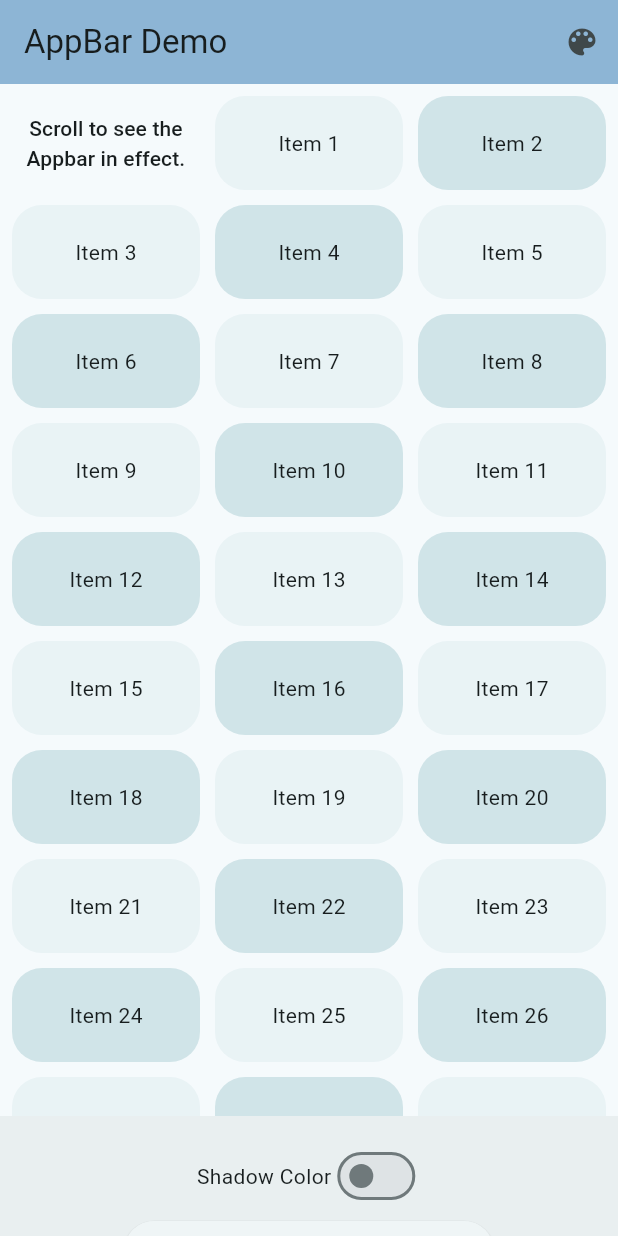
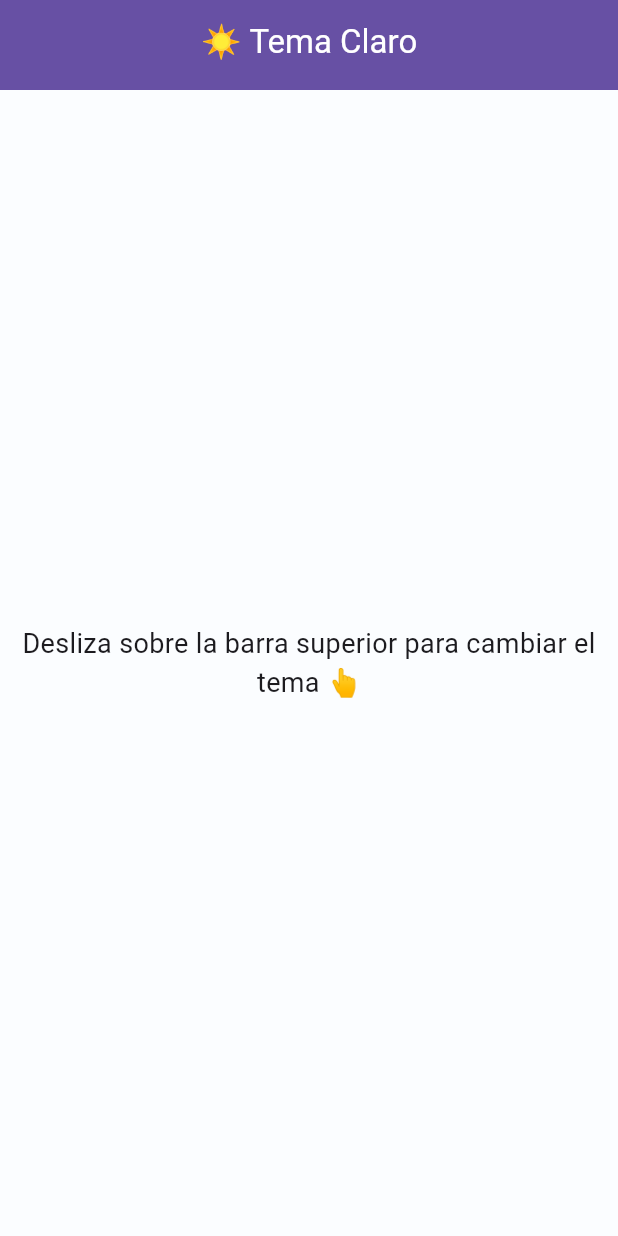
Before and after one commit to DiegoE0/proyectoflutter, a Flutter app: the screen it shows after launch, on a phone screen of 412 x 824 dp. Run offline on Flutter 3.47's test engine with Material 3 defaults, Android fonts, the phone set to English and light mode, and no system bars.

Commit message:
ejercicio 5

```diff
--- a/lib/main.dart
+++ b/lib/main.dart
@@ -1,162 +1,105 @@
 import 'package:flutter/material.dart';
 
-/// Flutter code sample for [AppBar] with dynamic color, SnackBar, and Switch.
+void main() {
+  runApp(const MyApp());
+}
 
-final List<int> _items = List<int>.generate(51, (int index) => index);
+class MyApp extends StatefulWidget {
+  const MyApp({super.key});
 
-void main() => runApp(const AppBarApp());
+  @override
+  State<MyApp> createState() => _MyAppState();
+}
 
-class AppBarApp extends StatelessWidget {
-  const AppBarApp({super.key});
+class _MyAppState extends State<MyApp> {
+  ThemeMode _themeMode = ThemeMode.light;
+
+  void _toggleTheme() {
+    setState(() {
+      _themeMode = _themeMode == ThemeMode.light
+          ? ThemeMode.dark
+          : ThemeMode.light;
+    });
+  }
 
   @override
   Widget build(BuildContext context) {
     return MaterialApp(
-      debugShowCheckedModeBanner: false, // Quita el banner de debug
+      title: 'Tema con Deslizamiento en AppBar',
+      debugShowCheckedModeBanner: false,
+
+      // Tema claro
       theme: ThemeData(
-        colorSchemeSeed: const Color(0xff00BCD4),
-      ), // Cambiado a un nuevo color (cian)
-      home: const AppBarExample(),
+        brightness: Brightness.light,
+        colorScheme: const ColorScheme.light(
+          primary: Color(0xFF6750A4),
+          onPrimary: Colors.white,
+          background: Color.fromARGB(255, 251, 253, 255),
+          onBackground: Color(0xFF1C1B1F),
+        ),
+        useMaterial3: true,
+      ),
+
+      // Tema oscuro
+      darkTheme: ThemeData(
+        brightness: Brightness.dark,
+        colorScheme: const ColorScheme.dark(
+          primary: Color(0xFFD0BCFF),
+          onPrimary: Color(0xFF381E72),
+          background: Color(0xFF1C1B1F),
+          onBackground: Color(0xFFE6E1E5),
+        ),
+        useMaterial3: true,
+      ),
+
+      themeMode: _themeMode,
+
+      home: MyHomePage(
+        onSwipe: _toggleTheme,
+        isDarkMode: _themeMode == ThemeMode.dark,
+      ),
     );
   }
 }
 
-class AppBarExample extends StatefulWidget {
-  const AppBarExample({super.key});
+class MyHomePage extends StatelessWidget {
+  final VoidCallback onSwipe;
+  final bool isDarkMode;
 
-  @override
-  State<AppBarExample> createState() => _AppBarExampleState();
-}
-
-class _AppBarExampleState extends State<AppBarExample> {
-  bool shadowColor = false;
-  double? scrolledUnderElevation;
-  Color appBarColor = const Color.fromARGB(255, 141, 181, 213);
-  final List<Color> _colors = [
-    Colors.blue,
-    Colors.green,
-    Colors.red,
-    Colors.purple,
-    Colors.orange,
-    Colors.teal,
-    Colors.indigo,
-    Colors.pink,
-    Colors.amber,
-    Colors.cyan,
-    Colors.lime,
-    Colors.deepOrange,
-    Colors.brown,
-    Colors.grey,
-    Colors.blueGrey,
-  ];
-  int _currentColorIndex = 0;
-
-  void _changeAppBarColor() {
-    setState(() {
-      _currentColorIndex = (_currentColorIndex + 1) % _colors.length;
-      appBarColor = _colors[_currentColorIndex];
-    });
-  }
-
-  void _showElevationSnackBar() {
-    ScaffoldMessenger.of(context).showSnackBar(
-      SnackBar(
-        content: Text(
-          'scrolledUnderElevation: ${scrolledUnderElevation ?? 'default'}',
-        ),
-        duration: const Duration(seconds: 2),
-      ),
-    );
-  }
+  const MyHomePage({
+    super.key,
+    required this.onSwipe,
+    required this.isDarkMode,
+  });
 
   @override
   Widget build(BuildContext context) {
-    final ColorScheme colorScheme = Theme.of(context).colorScheme;
-    final Color oddItemColor = colorScheme.primary.withOpacity(0.05);
-    final Color evenItemColor = colorScheme.primary.withOpacity(0.15);
+    final theme = Theme.of(context).colorScheme;
 
     return Scaffold(
-      appBar: AppBar(
-        title: const Text('AppBar Demo'),
-        scrolledUnderElevation: scrolledUnderElevation,
-        shadowColor: shadowColor ? Theme.of(context).colorScheme.shadow : null,
-        backgroundColor: appBarColor,
-        actions: [
-          IconButton(
-            icon: const Icon(Icons.color_lens),
-            tooltip: 'Change AppBar Color',
-            onPressed: _changeAppBarColor,
+      // AppBar dentro de GestureDetector
+      appBar: PreferredSize(
+        preferredSize: const Size.fromHeight(60),
+        child: GestureDetector(
+          onHorizontalDragEnd: (details) {
+            onSwipe(); // Cambia el tema al deslizar en el AppBar
+          },
+          child: AppBar(
+            title: Text(isDarkMode ? "🌙 Tema Oscuro" : "☀ Tema Claro"),
+            backgroundColor: theme.primary,
+            foregroundColor: theme.onPrimary,
+            centerTitle: true,
           ),
-        ],
+        ),
       ),
-      body: GridView.builder(
-        itemCount: _items.length,
-        padding: const EdgeInsets.all(8.0),
-        gridDelegate: const SliverGridDelegateWithFixedCrossAxisCount(
-          crossAxisCount: 3,
-          childAspectRatio: 2.0,
-          mainAxisSpacing: 10.0,
-          crossAxisSpacing: 10.0,
-        ),
-        itemBuilder: (BuildContext context, int index) {
-          if (index == 0) {
-            return Center(
-              child: Text(
-                'Scroll to see the Appbar in effect.',
-                style: Theme.of(context).textTheme.labelLarge,
-                textAlign: TextAlign.center,
-              ),
-            );
-          }
-          return Container(
-            alignment: Alignment.center,
-            decoration: BoxDecoration(
-              borderRadius: BorderRadius.circular(20.0),
-              color: _items[index].isOdd ? oddItemColor : evenItemColor,
-            ),
-            child: Text('Item $index'),
-          );
-        },
-      ),
-      bottomNavigationBar: BottomAppBar(
-        child: Padding(
-          padding: const EdgeInsets.all(8),
-          child: OverflowBar(
-            overflowAlignment: OverflowBarAlignment.center,
-            alignment: MainAxisAlignment.center,
-            overflowSpacing: 5.0,
-            children: <Widget>[
-              Row(
-                mainAxisSize: MainAxisSize.min,
-                children: [
-                  const Text('Shadow Color'),
-                  Switch(
-                    value: shadowColor,
-                    onChanged: (bool value) {
-                      setState(() {
-                        shadowColor = value;
-                      });
-                    },
-                  ),
-                ],
-              ),
-              const SizedBox(width: 5),
-              ElevatedButton(
-                onPressed: () {
-                  setState(() {
-                    if (scrolledUnderElevation == null) {
-                      scrolledUnderElevation = 4.0;
-                    } else {
-                      scrolledUnderElevation = scrolledUnderElevation! + 1.0;
-                    }
-                    _showElevationSnackBar();
-                  });
-                },
-                child: Text(
-                  'scrolledUnderElevation: ${scrolledUnderElevation ?? 'default'}',
-                ),
-              ),
-            ],
+
+      body: Container(
+        color: theme.background,
+        child: Center(
+          child: Text(
+            "Desliza sobre la barra superior para cambiar el tema 👆",
+            style: TextStyle(fontSize: 18, color: theme.onBackground),
+            textAlign: TextAlign.center,
           ),
         ),
       ),
```
